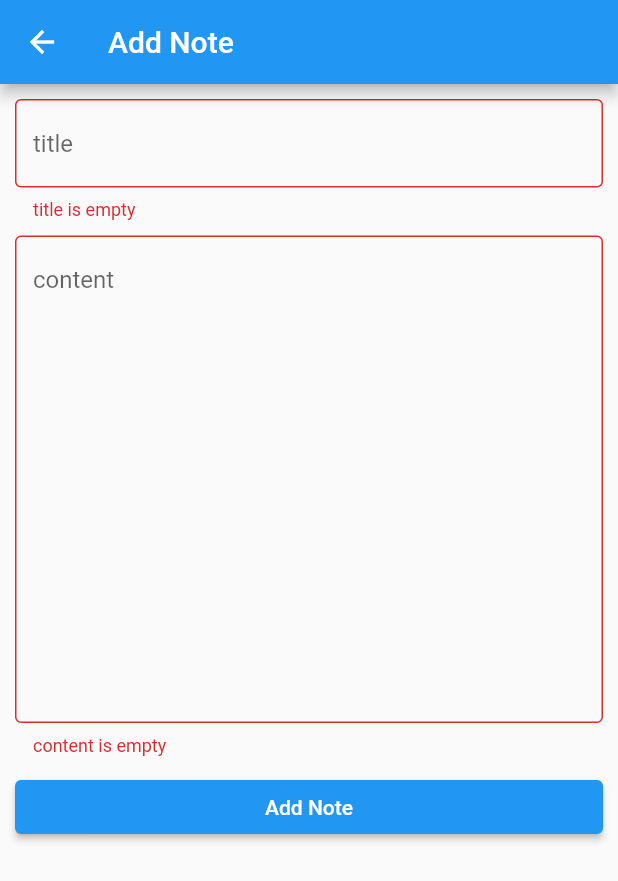
After one commit to Zewin101/NoteApp, a Flutter app: the AddNotes screen opened by its route, after a tap on "Add Note", on a phone screen of 412 x 824 dp. The commit adds this screen. Shown: the top 881 px of the screen. Run offline on Flutter 3.47's test engine with Material 2 defaults, Android fonts, the phone set to English and light mode, and no system bars; our stand-ins replace awesome_dialog, shared_preferences; accounts and stored records are empty.

Commit message:
completed add note

```diff
--- a/lib/component/defaultTextForm.dart
+++ b/lib/component/defaultTextForm.dart
@@ -9,6 +9,7 @@ class DefaultTextForm extends StatelessWidget {
   final TextInputType? keyboardType;
   final Function? isPassword;
   final bool? obscureText ;
+  final int? maxLines ;
 
   DefaultTextForm(
       {super.key,
@@ -19,11 +20,14 @@ class DefaultTextForm extends StatelessWidget {
       this.suffixIcon,
       this.keyboardType,
       this.isPassword,
-      this.obscureText});
+      this.obscureText,
+        this.maxLines
+      });
 
   @override
   Widget build(BuildContext context) {
     return TextFormField(
+      maxLines: maxLines,
       obscureText: obscureText??false,
       keyboardType: keyboardType,
       controller: controller,
--- a/lib/main.dart
+++ b/lib/main.dart
@@ -2,6 +2,8 @@ import 'package:flutter/material.dart';
 import 'package:noteapp/screens/auth/signUpScreen.dart';
 import 'package:noteapp/screens/auth/singinScreen.dart';
 import 'package:noteapp/screens/home_screen.dart';
+import 'package:noteapp/screens/notes/addNotes.dart';
+import 'package:noteapp/screens/notes/editNote.dart';
 import 'package:shared_preferences/shared_preferences.dart';
 late SharedPreferences sharedPreferences;
 void main() async{
@@ -23,6 +25,8 @@ class MyApp extends StatelessWidget {
         SingIn.routeName: (context) => const SingIn(),
         SignUp.routeName: (context) => const SignUp(),
         HomeScreen.routeName: (context) => const HomeScreen(),
+        AddNotes.routeName: (context) => const AddNotes(),
+        EditNote.routeName: (context) =>  EditNote(),
       },
     );
   }
--- a/lib/models/ViewNotes.dart
+++ b/lib/models/ViewNotes.dart
@@ -45,6 +45,9 @@ class Data {
     this.notesUsers,
   });
 
+  Data.inti(this.notesId, this.notesTitle, this.notesContent,
+     );
+
   Data.fromJson(dynamic json) {
     notesId = json['notes_id'];
     notesTitle = json['notes_title'];
--- a/lib/screens/auth/singinScreen.dart
+++ b/lib/screens/auth/singinScreen.dart
@@ -139,6 +139,7 @@ class _LoginState extends State<SingIn> {
         AwesomeDialog(
             context: context,
             btnOkOnPress: () {
+
               Navigator.pushReplacementNamed(context, HomeScreen.routeName);
             },
             body: const Text(
--- /dev/null
+++ b/lib/screens/notes/addNotes.dart
@@ -0,0 +1,89 @@
+import 'package:flutter/material.dart';
+import 'package:noteapp/component/defaultTextForm.dart';
+import 'package:noteapp/main.dart';
+import 'package:noteapp/shared/remot/api.dart';
+
+import '../../component/show_dialog.dart';
+import '../home_screen.dart';
+
+class AddNotes extends StatefulWidget {
+  const AddNotes({Key? key}) : super(key: key);
+  static const String routeName = 'addNotes';
+
+  @override
+  State<AddNotes> createState() => _AddNotesState();
+}
+
+class _AddNotesState extends State<AddNotes> {
+  var titleController = TextEditingController();
+  var contentController = TextEditingController();
+  GlobalKey<FormState> formKey = GlobalKey<FormState>();
+
+  @override
+  Widget build(BuildContext context) {
+    return Scaffold(
+      appBar: AppBar(
+        title: const Text('Add Note'),
+      ),
+      body: Container(
+        padding: EdgeInsets.all(10),
+        child: Form(
+          key: formKey,
+          child: ListView(
+            children: [
+              DefaultTextForm(
+                hintText: 'title',
+                controller: titleController,
+                validator: (value) {
+                  if (value?.trim() == '' || value!.isEmpty) {
+                    return 'title is empty';
+                  }
+                  return null;
+                },
+              ),
+              SizedBox(
+                height: 10,
+              ),
+              DefaultTextForm(
+                maxLines: 15,
+                hintText: 'content',
+                controller: contentController,
+                validator: (value) {
+                  if (value?.trim() == '' || value!.isEmpty) {
+                    return 'content is empty';
+                  }
+                  return null;
+                },
+              ),
+              SizedBox(
+                height: 10,
+              ),
+              ElevatedButton(
+                  onPressed: () async {
+                    await addNoteInDatabase();
+                  },
+                  child: const Text('Add Note'))
+            ],
+          ),
+        ),
+      ),
+    );
+  }
+
+  addNoteInDatabase() {
+    try{
+      if (formKey.currentState!.validate()) {
+        Show_Dialog.showLoading(context);
+        var response = ApiShare.addData(
+            sharedPreferences.getString('id').toString(),
+            titleController.text,
+            contentController.text);
+        Show_Dialog.hideLoading(context);
+        Navigator.pushReplacementNamed(context, HomeScreen.routeName);
+        Show_Dialog.showMessage("تم الاضافة  بنجاح", context);
+      }
+    }catch(e){
+      print('Error -> $e');
+    }
+  }
+}
--- a/lib/shared/remot/api.dart
+++ b/lib/shared/remot/api.dart
@@ -11,9 +11,8 @@ class ApiShare {
     try {
       var response = await http.get(Uri.parse(url));
       if (response.statusCode == 200) {
-        var responseBody=jsonDecode(response.body);
+        var responseBody = jsonDecode(response.body);
         return responseBody;
-
       } else {
         print('error ${response.statusCode}');
       }
@@ -21,12 +20,12 @@ class ApiShare {
       print("error catch $e");
     }
   }
-  static postRequest(String url,Map data) async {
+
+  static postRequest(String url, Map data) async {
     try {
-
-      var response = await http.post(Uri.parse(url),body: data );
+      var response = await http.post(Uri.parse(url), body: data);
       if (response.statusCode == 200) {
-        var responseBody=jsonDecode(response.body);
+        var responseBody = jsonDecode(response.body);
         return responseBody;
       } else {
         print('error  ${response.statusCode}');
@@ -37,12 +36,35 @@ class ApiShare {
   }
 
   static Future<ViewNotes> getData(String id) async {
-
-    Response response = await http.post(Uri.parse(linkViewNotes),body: {'id':id} );
+    Response response =
+    await http.post(Uri.parse(linkViewNotes), body: {'id': id});
     var json = jsonDecode(response.body);
     ViewNotes viewNotes = ViewNotes.fromJson(json);
     return viewNotes;
   }
 
+  static Future<http.Response> addData(String id, String title,
+      String content) async {
+    Response response = await http.post(Uri.parse(linkAddNote),
+        body: {'id': id, 'title': title, 'content': content});
+    // var json = jsonDecode(response.body);
+    // ViewNotes viewNotes = ViewNotes.fromJson(json);
+    return response;
+  }
 
+  static Future<http.Response> deleteData(String idNote) async {
+    var response =
+    await http.post(Uri.parse(linkDeleteNote), body: {'id': idNote});
+    // var json = jsonDecode(response.body);
+    // ViewNotes viewNotes = ViewNotes.fromJson(json);
+    return response;
+  }
+
+  static Future<http.Response> editNote(String idNote, String title,
+      String content) async {
+    Response response = await http.post(Uri.parse(linkEditNote),
+        body: {'id': idNote, 'title': title, 'content': content});
+
+    return response;
+  }
 }
```
Also changed, not shown: lib/screens/home_screen.dart (+22 -3 lines), lib/screens/notes/editNote.dart (added, +94 -0 lines), assets/image/logo.png, lib/generated/assets.dart.
